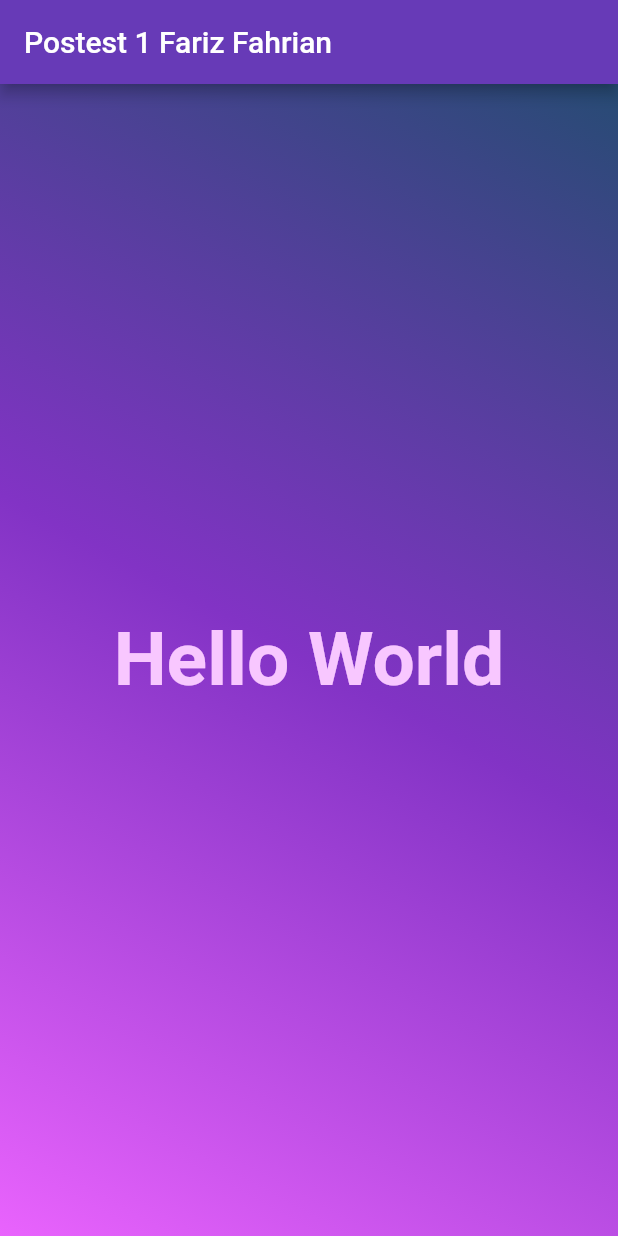
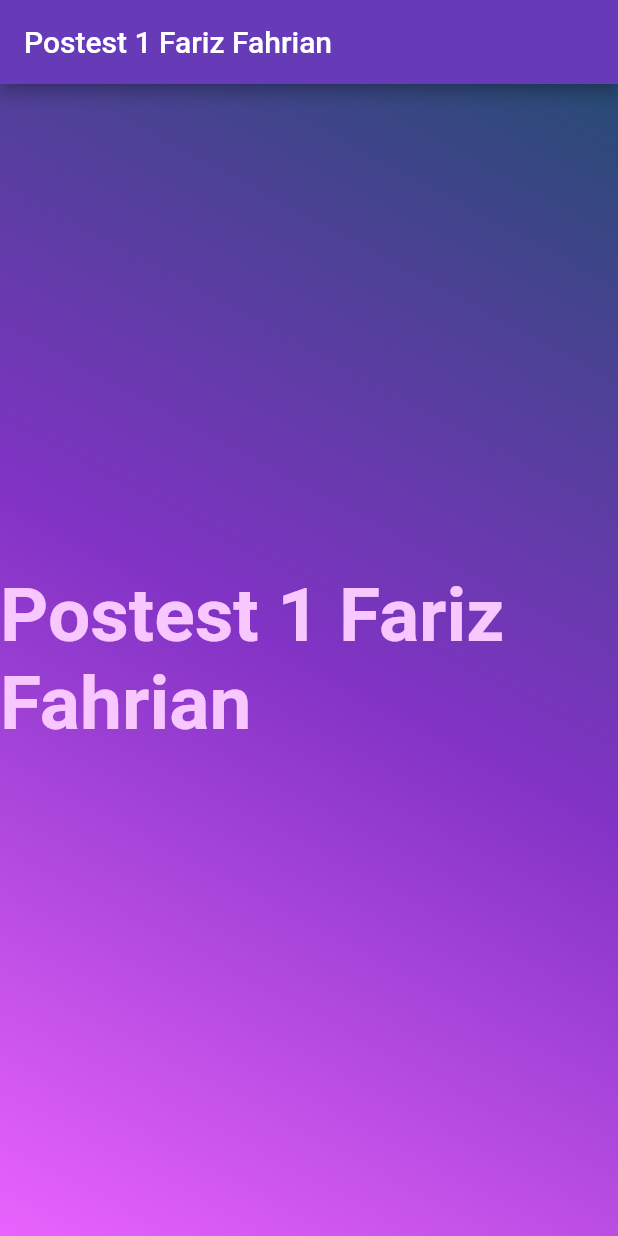
Before and after one commit to farizfahrian/Flutter_Pemrograman-Mobile-Postest-1, a Flutter app: the screen it shows after launch, on a phone screen of 412 x 824 dp. Run offline on Flutter 3.47's test engine with Material 2 defaults, Android fonts, the phone set to English and light mode, and no system bars.

Commit message:
Update main.dart

```diff
--- a/lib/main.dart
+++ b/lib/main.dart
@@ -50,7 +50,7 @@ class MyStatelessWidget extends StatelessWidget {
         width: width,
         child: const Center(
           child: Text(
-            "Hello World",
+            "Postest 1 Fariz Fahrian",
             style: TextStyle(
               color: Color.fromARGB(255, 248, 199, 255),
               fontWeight: FontWeight.bold,
```
